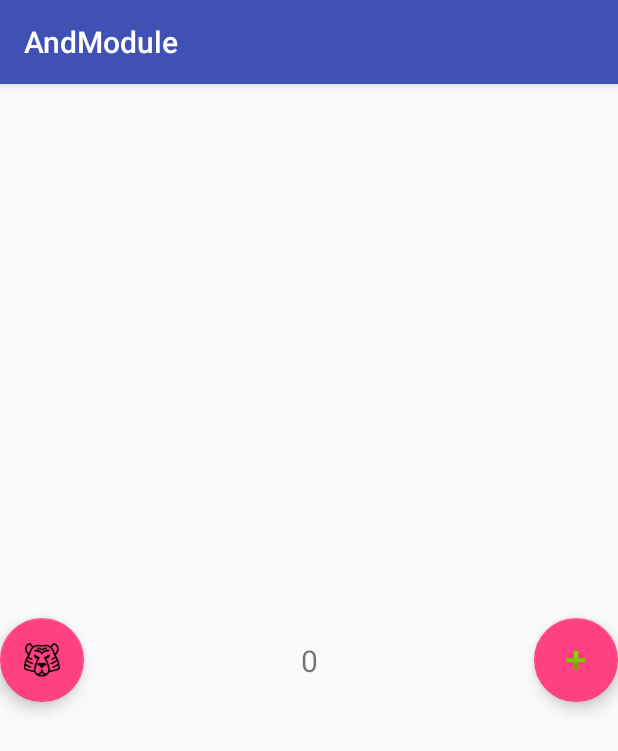
After one commit to leeminyong/simpleapp, an Android app: the VMLDbindActivity screen opened directly, with no data from a screen before it, on a phone screen of 412 x 824 dp. The commit adds this screen. Shown: the top 751 px of the screen. Run offline under Robolectric (Android 15) with nearby library versions, the phone set to English and light mode, and no system bars; our stand-ins replace data binding.

Commit message:
ViewModel + LiveData + DataBinding

```diff
--- a/app/build.gradle
+++ b/app/build.gradle
@@ -49,6 +49,10 @@ dependencies {
     implementation 'com.jakewharton.rxbinding2:rxbinding-appcompat-v7-kotlin:2.2.0'
     implementation 'com.jakewharton.rxbinding2:rxbinding-design-kotlin:2.2.0'
     implementation 'com.jakewharton.rxbinding2:rxbinding-recyclerview-v7-kotlin:2.2.0'
+    def lifecycle_version = "1.1.1"
+
+    // ViewModel and LiveData
+    implementation "android.arch.lifecycle:extensions:$lifecycle_version"
 
     implementation "org.jetbrains.kotlin:kotlin-stdlib-jdk7:$kotlin_version"
     implementation 'com.google.android.gms:play-services-maps:17.0.0'
--- a/app/src/main/AndroidManifest.xml
+++ b/app/src/main/AndroidManifest.xml
@@ -11,7 +11,8 @@
         android:roundIcon="@mipmap/ic_launcher_round"
         android:supportsRtl="true"
         android:theme="@style/AppTheme">
-        <activity android:name=".activity.KotlinActivity"></activity>
+        <activity android:name=".activity.VMLDbindActivity"></activity>
+        <activity android:name=".activity.KotlinActivity" />
         <activity android:name=".activity.ButtonActivity" />
         <activity android:name=".activity.RxSimpleActivity" />
         <activity android:name=".activity.ImvocaActivity" />
--- a/app/src/main/java/com/aiden/andmodule/MainActivity.java
+++ b/app/src/main/java/com/aiden/andmodule/MainActivity.java
@@ -27,6 +27,7 @@ import com.aiden.andmodule.activity.RecyclerViewActivity;
 import com.aiden.andmodule.activity.RxSimpleActivity;
 import com.aiden.andmodule.activity.SharedDataActivity;
 import com.aiden.andmodule.activity.ToogleActivity;
+import com.aiden.andmodule.activity.VMLDbindActivity;
 import com.aiden.andmodule.activity.WebActivity;
 
 import java.util.ArrayList;
@@ -61,6 +62,7 @@ public class MainActivity extends AppCompatActivity {
             cityNames.add("Rxandroid");
             cityNames.add("Button UI");
             cityNames.add("KotlinTest");
+            cityNames.add("MVVMTest");
             //KotlinActivity
 
             // 어댑터를 생성
@@ -170,6 +172,11 @@ public class MainActivity extends AppCompatActivity {
                         intent.addFlags(Intent.FLAG_ACTIVITY_CLEAR_TOP | Intent.FLAG_ACTIVITY_SINGLE_TOP);
                         startActivity(intent);
                         break;
+                    case 17:
+                        intent = new Intent(MainActivity.this, VMLDbindActivity.class);
+                        intent.addFlags(Intent.FLAG_ACTIVITY_CLEAR_TOP | Intent.FLAG_ACTIVITY_SINGLE_TOP);
+                        startActivity(intent);
+                        break;
 
                 }
 
--- /dev/null
+++ b/app/src/main/java/com/aiden/andmodule/activity/VMLDbindActivity.java
@@ -0,0 +1,23 @@
+package com.aiden.andmodule.activity;
+
+import android.os.Bundle;
+
+import androidx.appcompat.app.AppCompatActivity;
+import androidx.databinding.DataBindingUtil;
+import androidx.lifecycle.ViewModelProviders;
+
+import com.aiden.andmodule.R;
+import com.aiden.andmodule.databinding.ActivityVmldbindBinding;
+import com.aiden.andmodule.model.CounterViewModel;
+
+public class VMLDbindActivity extends AppCompatActivity {
+    @Override
+    protected void onCreate(Bundle savedInstanceState) {
+        super.onCreate(savedInstanceState);
+        ActivityVmldbindBinding binding = DataBindingUtil.setContentView(this,R.layout.activity_vmldbind);
+        CounterViewModel viewModel = ViewModelProviders.of(this).get(CounterViewModel.class);
+        binding.setLifecycleOwner(this);
+        binding.setViewModel(viewModel);
+
+    }
+}
--- /dev/null
+++ b/app/src/main/java/com/aiden/andmodule/model/CounterViewModel.java
@@ -0,0 +1,21 @@
+package com.aiden.andmodule.model;
+
+import androidx.lifecycle.MutableLiveData;
+import androidx.lifecycle.ViewModel;
+
+public class CounterViewModel extends ViewModel {
+    public MutableLiveData<Integer> counter = new MutableLiveData<>();
+    public  CounterViewModel(){
+        counter.setValue(0);
+    }
+
+    public  void increase(){
+        counter.setValue(counter.getValue()+1);
+    }
+    public  void decrease(){
+        counter.setValue(counter.getValue()-1);
+    }
+
+
+
+}
--- /dev/null
+++ b/app/src/main/res/layout/activity_vmldbind.xml
@@ -0,0 +1,53 @@
+<?xml version="1.0" encoding="utf-8"?>
+
+<layout xmlns:android="http://schemas.android.com/apk/res/android"
+    xmlns:app="http://schemas.android.com/apk/res-auto"
+    xmlns:tools="http://schemas.android.com/tools">
+
+    <data>
+
+        <variable
+            name="viewModel"
+            type="com.aiden.andmodule.model.CounterViewModel" />
+    </data>
+
+    <androidx.constraintlayout.widget.ConstraintLayout
+
+        android:layout_width="match_parent"
+        android:layout_height="match_parent"
+        tools:context=".activity.VMLDbindActivity">
+
+        <com.google.android.material.floatingactionbutton.FloatingActionButton
+            android:id="@+id/minus"
+            android:layout_width="wrap_content"
+            android:layout_height="wrap_content"
+            android:clickable="true"
+            android:onClick="@{()->viewModel.decrease()}"
+            app:layout_constraintBottom_toBottomOf="parent"
+            app:layout_constraintEnd_toEndOf="parent"
+            app:layout_constraintTop_toTopOf="parent"
+            app:srcCompat="@android:drawable/ic_input_add" />
+
+        <com.google.android.material.floatingactionbutton.FloatingActionButton
+            android:id="@+id/plus"
+            android:layout_width="wrap_content"
+            android:layout_height="wrap_content"
+            android:clickable="true"
+            android:onClick="@{()->viewModel.increase()}"
+            app:layout_constraintBottom_toBottomOf="parent"
+            app:layout_constraintStart_toStartOf="parent"
+            app:layout_constraintTop_toTopOf="parent"
+            app:srcCompat="@drawable/tiger" />
+
+        <TextView
+            android:id="@+id/txtCount"
+            android:layout_width="wrap_content"
+            android:layout_height="wrap_content"
+        android:text="@{Integer.toString(viewModel.counter)}"
+            android:textSize="20sp"
+            app:layout_constraintBottom_toBottomOf="parent"
+            app:layout_constraintEnd_toStartOf="@+id/minus"
+            app:layout_constraintStart_toEndOf="@+id/plus"
+            app:layout_constraintTop_toTopOf="parent" />
+    </androidx.constraintlayout.widget.ConstraintLayout>
+</layout>
```
